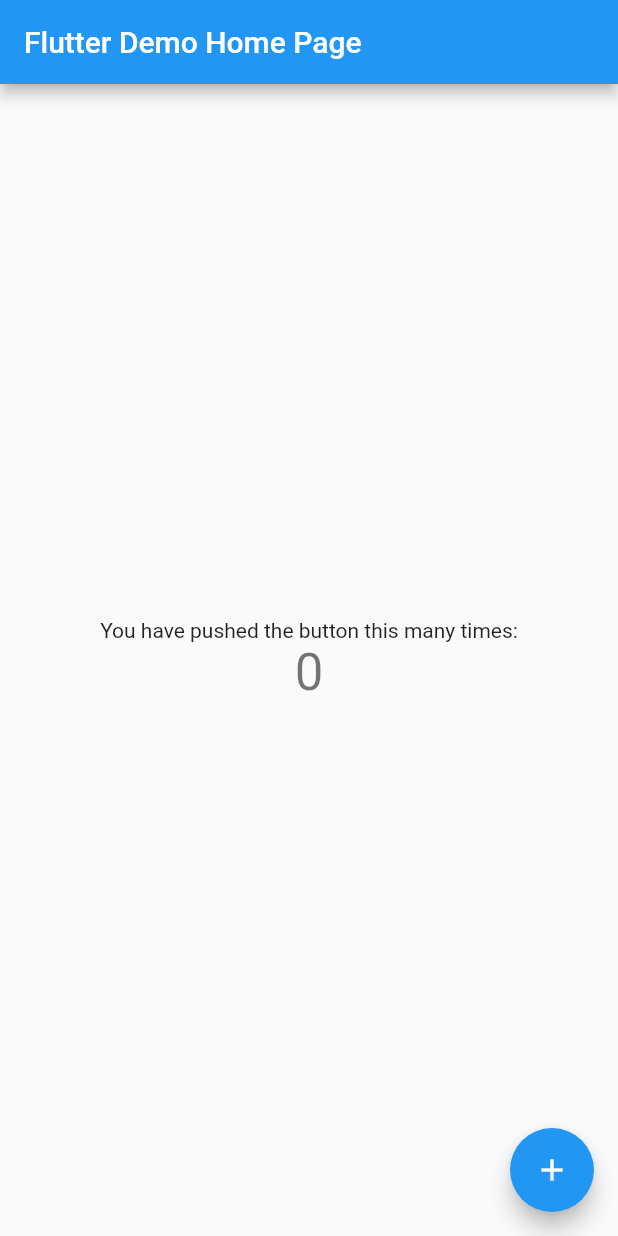
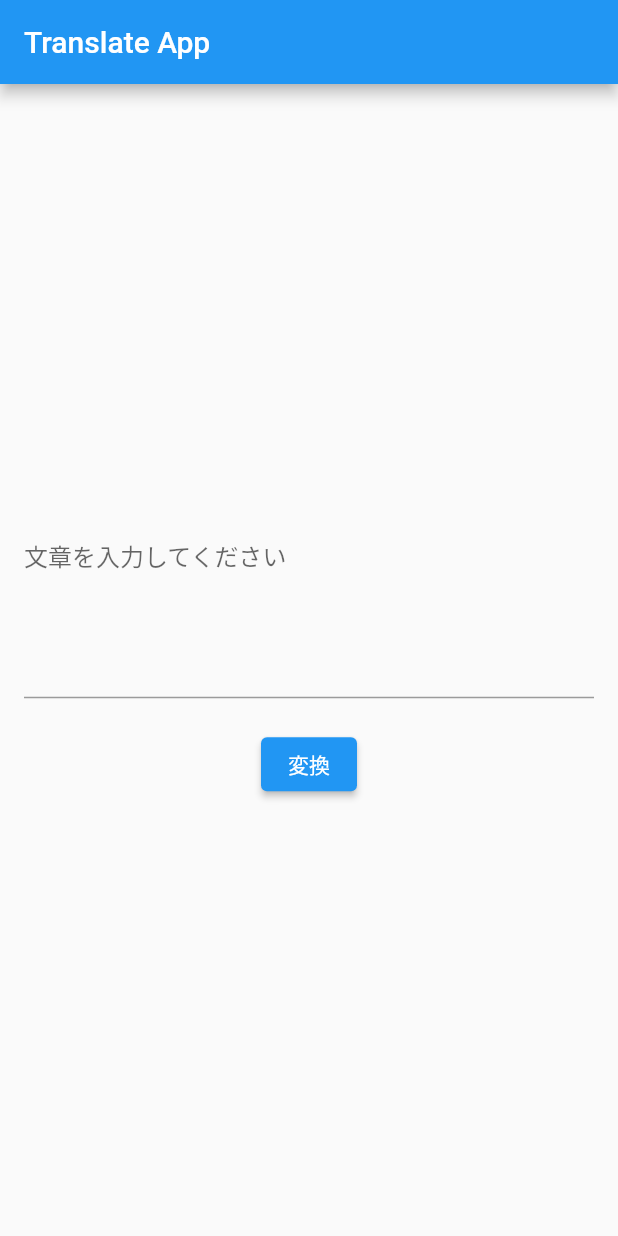
Before and after one commit to kmkkiii/translate_app, a Flutter app: the screen it shows after launch, on a phone screen of 412 x 824 dp. Run offline on Flutter 3.47's test engine with Material 2 defaults, Android fonts, the phone set to English and light mode, and no system bars.

Commit message:
バリデーション追加

```diff
--- a/lib/main.dart
+++ b/lib/main.dart
@@ -11,105 +11,52 @@ class MyApp extends StatelessWidget {
   @override
   Widget build(BuildContext context) {
     return MaterialApp(
-      title: 'Flutter Demo',
-      theme: ThemeData(
-        // This is the theme of your application.
-        //
-        // Try running your application with "flutter run". You'll see the
-        // application has a blue toolbar. Then, without quitting the app, try
-        // changing the primarySwatch below to Colors.green and then invoke
-        // "hot reload" (press "r" in the console where you ran "flutter run",
-        // or simply save your changes to "hot reload" in a Flutter IDE).
-        // Notice that the counter didn't reset back to zero; the application
-        // is not restarted.
-        primarySwatch: Colors.blue,
-      ),
-      home: const MyHomePage(title: 'Flutter Demo Home Page'),
+      title: 'Translate App',
+      home: HomePage(),
     );
   }
 }
 
-class MyHomePage extends StatefulWidget {
-  const MyHomePage({super.key, required this.title});
-
-  // This widget is the home page of your application. It is stateful, meaning
-  // that it has a State object (defined below) that contains fields that affect
-  // how it looks.
-
-  // This class is the configuration for the state. It holds the values (in this
-  // case the title) provided by the parent (in this case the App widget) and
-  // used by the build method of the State. Fields in a Widget subclass are
-  // always marked "final".
-
-  final String title;
+class HomePage extends StatefulWidget {
+  const HomePage({super.key});
 
   @override
-  State<MyHomePage> createState() => _MyHomePageState();
+  State<StatefulWidget> createState() => _HomePageState();
 }
 
-class _MyHomePageState extends State<MyHomePage> {
-  int _counter = 0;
-
-  void _incrementCounter() {
-    setState(() {
-      // This call to setState tells the Flutter framework that something has
-      // changed in this State, which causes it to rerun the build method below
-      // so that the display can reflect the updated values. If we changed
-      // _counter without calling setState(), then the build method would not be
-      // called again, and so nothing would appear to happen.
-      _counter++;
-    });
-  }
+class _HomePageState extends State<HomePage> {
+  final _formKey = GlobalKey<FormState>();
 
   @override
   Widget build(BuildContext context) {
-    // This method is rerun every time setState is called, for instance as done
-    // by the _incrementCounter method above.
-    //
-    // The Flutter framework has been optimized to make rerunning build methods
-    // fast, so that you can just rebuild anything that needs updating rather
-    // than having to individually change instances of widgets.
     return Scaffold(
-      appBar: AppBar(
-        // Here we take the value from the MyHomePage object that was created by
-        // the App.build method, and use it to set our appbar title.
-        title: Text(widget.title),
-      ),
-      body: Center(
-        // Center is a layout widget. It takes a single child and positions it
-        // in the middle of the parent.
-        child: Column(
-          // Column is also a layout widget. It takes a list of children and
-          // arranges them vertically. By default, it sizes itself to fit its
-          // children horizontally, and tries to be as tall as its parent.
-          //
-          // Invoke "debug painting" (press "p" in the console, choose the
-          // "Toggle Debug Paint" action from the Flutter Inspector in Android
-          // Studio, or the "Toggle Debug Paint" command in Visual Studio Code)
-          // to see the wireframe for each widget.
-          //
-          // Column has various properties to control how it sizes itself and
-          // how it positions its children. Here we use mainAxisAlignment to
-          // center the children vertically; the main axis here is the vertical
-          // axis because Columns are vertical (the cross axis would be
-          // horizontal).
-          mainAxisAlignment: MainAxisAlignment.center,
-          children: <Widget>[
-            const Text(
-              'You have pushed the button this many times:',
-            ),
-            Text(
-              '$_counter',
-              style: Theme.of(context).textTheme.headline4,
-            ),
-          ],
-        ),
-      ),
-      floatingActionButton: FloatingActionButton(
-        onPressed: _incrementCounter,
-        tooltip: 'Increment',
-        child: const Icon(Icons.add),
-      ), // This trailing comma makes auto-formatting nicer for build methods.
-    );
+        appBar: AppBar(title: const Text("Translate App")),
+        body: Form(
+            key: _formKey,
+            child:
+                Column(mainAxisAlignment: MainAxisAlignment.center, children: [
+              Padding(
+                padding: EdgeInsets.symmetric(horizontal: 16),
+                child: TextFormField(
+                  maxLines: 5,
+                  decoration: const InputDecoration(
+                    hintText: "文章を入力してください",
+                  ),
+                  validator: (value) {
+                    if (value == null || value.isEmpty) {
+                      return "文章が入力されていません";
+                    }
+                    return null;
+                  },
+                ),
+              ),
+              const SizedBox(height: 20),
+              ElevatedButton(
+                  onPressed: () {
+                    final formState = _formKey.currentState!;
+                    formState.validate();
+                  },
+                  child: const Text("変換"))
+            ])));
   }
 }
```
